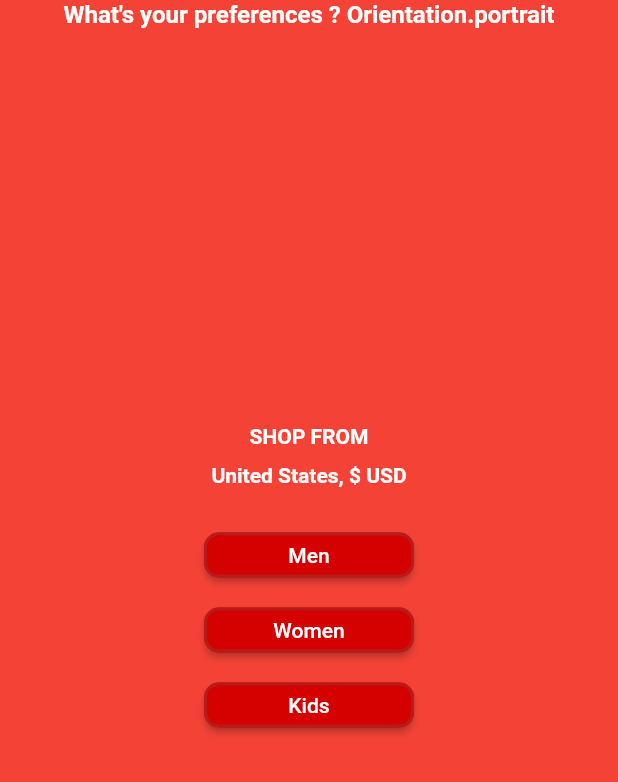
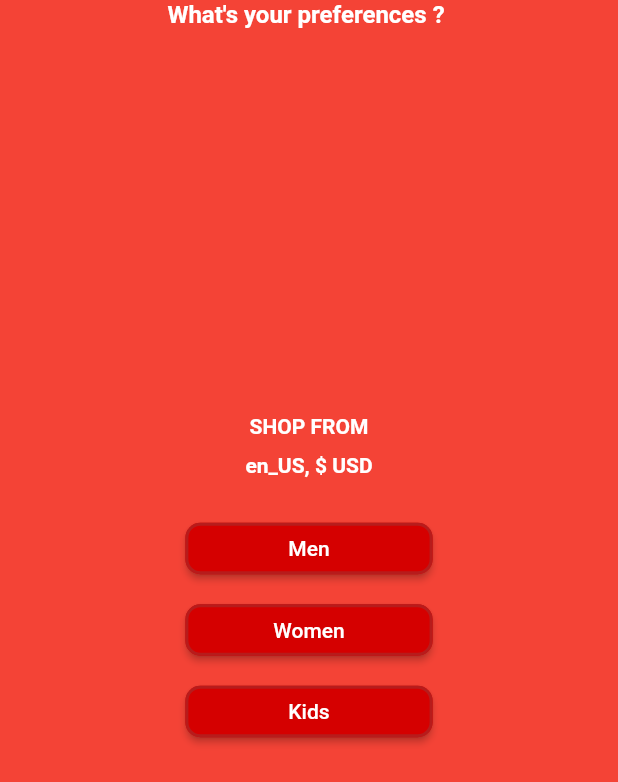
Before and after one commit to miyokidev/eshop-flutter, a Flutter app: the screen it shows after launch, on a phone screen of 412 x 824 dp, the part 454-1236 px from its top. Run offline on Flutter 3.47's test engine with Material 2 defaults, Android fonts, the phone set to English and light mode, and no system bars; our stand-ins replace shared_preferences.

Commit message:
SplashScreen page finished and DevicePreferences responsive and orientation handler

```diff
--- a/lib/controllers/preferences_orientation.dart
+++ b/lib/controllers/preferences_orientation.dart
@@ -3,7 +3,6 @@ import 'package:intl/intl.dart';
 import 'dart:io';
 
 class OrientationDeviceOptions extends StatelessWidget {
-
   String getCurrency() {
     var format = NumberFormat.simpleCurrency(locale: Platform.localeName);
     //var format = NumberFormat.simpleCurrency(locale: "en_GB"); // Grande Bretagne
@@ -14,6 +13,7 @@ class OrientationDeviceOptions extends StatelessWidget {
 
   @override
   Widget build(BuildContext context) {
+    final data = MediaQuery.of(context);
     if (MediaQuery.of(context).orientation == Orientation.portrait) {
       return Column(
         mainAxisAlignment: MainAxisAlignment.center,
@@ -22,15 +22,67 @@ class OrientationDeviceOptions extends StatelessWidget {
               highlightColor: Colors.transparent,
               splashColor: Colors.transparent,
               onTap: () {
-                          print("appuyé");
+                print("Settings pressed");
               },
               child: Column(
                 children: [
                   Text(
                     "SHOP FROM",
                     style: TextStyle(
-                                  color: Colors.white,
-                                  fontWeight: FontWeight.bold),
+                        color: Colors.white, fontWeight: FontWeight.bold),
+                  ),
+                  Padding(
+                    padding: EdgeInsets.only(top: 10.0),
+                  ),
+                  Text(
+                    Platform.localeName + ", " + getCurrency(),
+                    style: TextStyle(
+                        color: Colors.white, fontWeight: FontWeight.bold),
+                  ),
+                ],
+              )),
+          Padding(
+            padding: EdgeInsets.only(top: 30.0),
+          ),
+          Button(
+            "Men",
+            data.size.width / 2.5,
+            data.size.height / 24,
+          ),
+          Padding(
+            padding: EdgeInsets.only(top: 20.0),
+          ),
+          Button(
+            "Women",
+            data.size.width / 2.5,
+            data.size.height / 24,
+          ),
+          Padding(
+            padding: EdgeInsets.only(top: 20.0),
+          ),
+          Button(
+            "Kids",
+            data.size.width / 2.5,
+            data.size.height / 24,
+          ),
+        ],
+      );
+    } else {
+      return Column(
+        mainAxisAlignment: MainAxisAlignment.center,
+        children: <Widget>[
+          InkWell(
+              highlightColor: Colors.transparent,
+              splashColor: Colors.transparent,
+              onTap: () {
+                print("Settings pressed");
+              },
+              child: Column(
+                children: [
+                  Text(
+                    "SHOP FROM",
+                    style: TextStyle(
+                        color: Colors.white, fontWeight: FontWeight.bold),
                   ),
                   Padding(
                     padding: EdgeInsets.only(top: 10.0),
@@ -38,52 +90,7 @@ class OrientationDeviceOptions extends StatelessWidget {
                   Text(
                     "United States, " + getCurrency(),
                     style: TextStyle(
-                                  color: Colors.white,
-                                  fontWeight: FontWeight.bold),
-                            ),
-                          ],
-                        )),
-                    Padding(
-                      padding: EdgeInsets.only(top: 30.0),
-                    ),
-                    Button("Men"),
-                    Padding(
-                      padding: EdgeInsets.only(top: 20.0),
-                    ),
-                    Button("Women"),
-                    Padding(
-                      padding: EdgeInsets.only(top: 20.0),
-                    ),
-                    Button("Kids"),
-                  ],
-                );
-    }
-    else {
-      return Column(
-                  mainAxisAlignment: MainAxisAlignment.center,
-                  children: <Widget>[
-                    InkWell(
-                        highlightColor: Colors.transparent,
-                        splashColor: Colors.transparent,
-                        onTap: () {
-                          print("appuyé");
-                        },
-                        child: Column(
-                          children: [
-                            Text(
-                              "SHOP FROM",
-                              style: TextStyle(
-                                  color: Colors.white,
-                                  fontWeight: FontWeight.bold),
-                            ),
-                            Padding(
-                              padding: EdgeInsets.only(top: 10.0),
-                            ),
-                            Text(
-                              "United States, " + getCurrency(),
-                              style: TextStyle(
-                                  color: Colors.white,
-                                  fontWeight: FontWeight.bold),
+                        color: Colors.white, fontWeight: FontWeight.bold),
                   ),
                 ],
               )),
@@ -94,17 +101,29 @@ class OrientationDeviceOptions extends StatelessWidget {
             mainAxisAlignment: MainAxisAlignment.center,
             crossAxisAlignment: CrossAxisAlignment.center,
             children: [
-                        Button("Men"),
+              Button(
+                "Men",
+                data.size.width / 4,
+                data.size.height / 12,
+              ),
               Padding(
                 padding: EdgeInsets.only(left: 20.0),
               ),
-                    Button("Women"),
+              Button(
+                "Women",
+                data.size.width / 4,
+                data.size.height / 12,
+              ),
               Padding(
                 padding: EdgeInsets.only(left: 20.0),
               ),
-                    Button("Kids"),
-                    ],)
-
+              Button(
+                "Kids",
+                data.size.width / 4,
+                data.size.height / 12,
+              ),
+            ],
+          )
         ],
       );
     }
@@ -113,14 +132,16 @@ class OrientationDeviceOptions extends StatelessWidget {
 
 class Button extends StatelessWidget {
   final String title;
+  final double width;
+  final double height;
 
-  Button(this.title);
+  Button(this.title, this.width, this.height);
 
   @override
   Widget build(BuildContext context) {
     return SizedBox(
-      width: 140,
-      height: 30,
+      width: width,
+      height: height,
       child: RaisedButton(
         onPressed: () {
           print(title + " pressed");
--- a/lib/views/device_preferences_view.dart
+++ b/lib/views/device_preferences_view.dart
@@ -4,7 +4,6 @@ import 'package:flutter_eshop_app/controllers/preferences_orientation.dart';
 class DevicePreferences extends StatelessWidget {
   @override
   Widget build(BuildContext context) {
-    var deviceOrientation = MediaQuery.of(context).orientation;
     return Scaffold(
       backgroundColor: Colors.red,
       body: Stack(
@@ -25,8 +24,7 @@ class DevicePreferences extends StatelessWidget {
                             fontSize: 64,
                             color: Colors.white)),
                     Text(
-                      "What's your preferences ? " +
-                          deviceOrientation.toString(),
+                      "What's your preferences ? ",
                       style: TextStyle(
                         color: Colors.white,
                         fontWeight: FontWeight.bold,
@@ -47,32 +45,3 @@ class DevicePreferences extends StatelessWidget {
     );
   }
 }
-
-class Button extends StatelessWidget {
-  final String title;
-
-  Button(this.title);
-
-  @override
-  Widget build(BuildContext context) {
-    return SizedBox(
-      width: 140,
-      height: 30,
-      child: RaisedButton(
-        onPressed: () {
-          print(title + " pressed");
-        },
-        color: Colors.redAccent[700],
-        highlightColor: Colors.red[900],
-        shape: RoundedRectangleBorder(
-            borderRadius: BorderRadius.all(
-              Radius.circular(10),
-            ),
-            side: BorderSide(color: Colors.red[900], width: 2)),
-        textColor: Colors.white,
-        child: Text(title),
-        animationDuration: Duration(milliseconds: 100),
-      ),
-    );
-  }
-}
```
Lines whose indentation alone changed are shown as unchanged.
